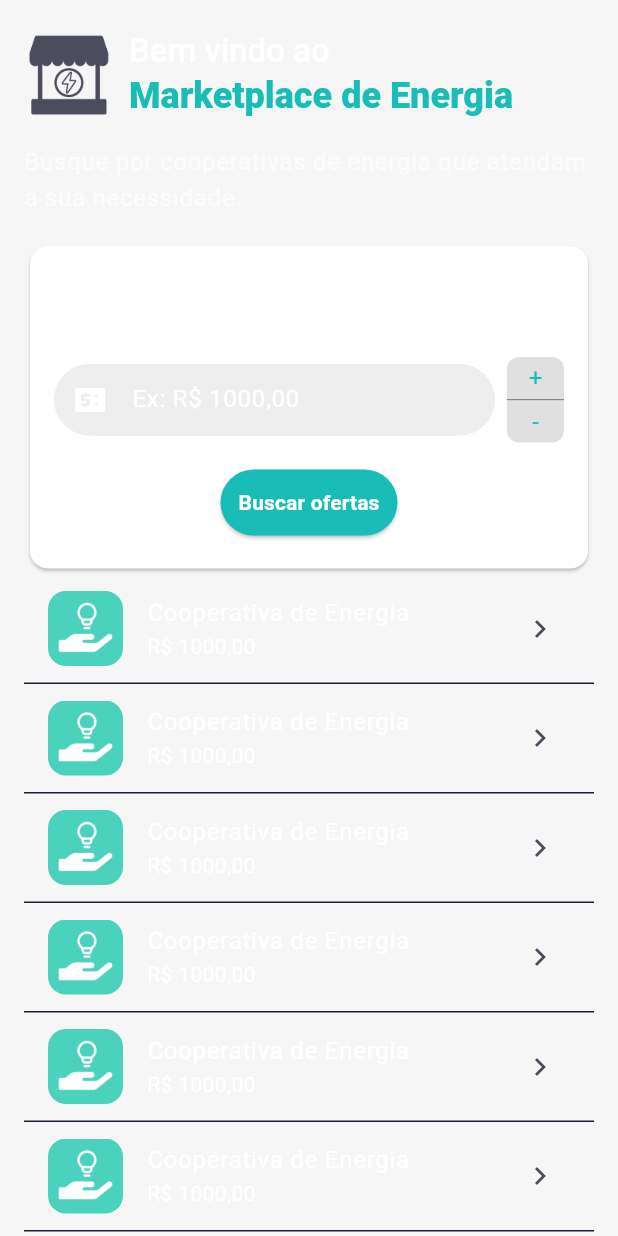
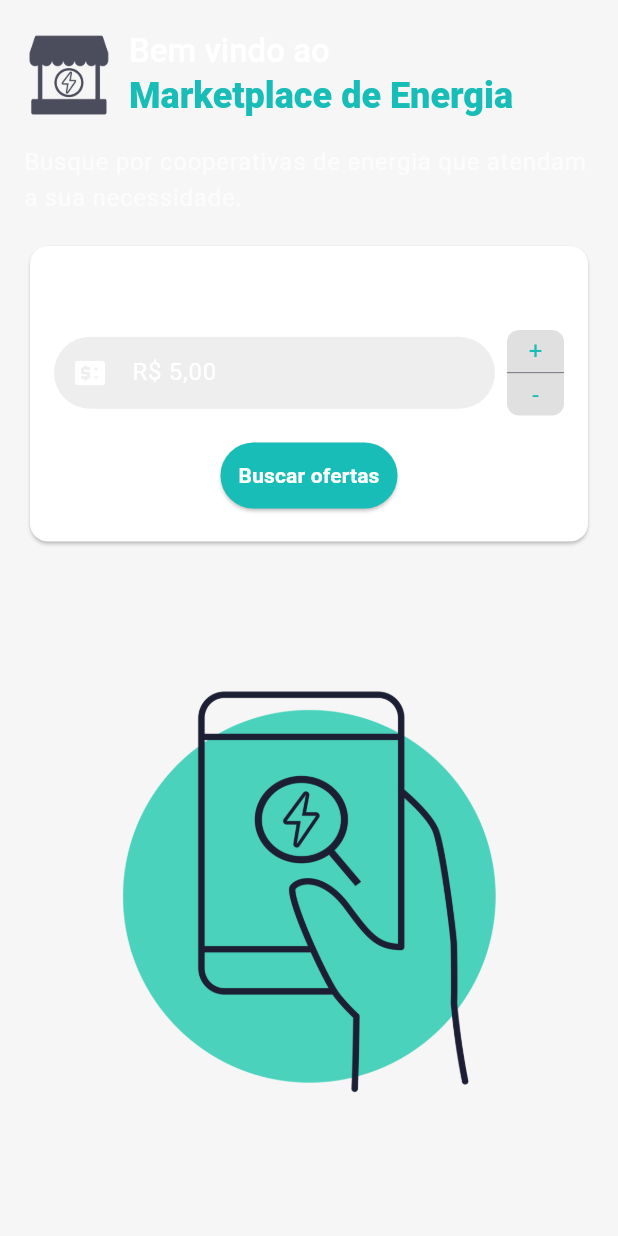
Before and after one commit to watt-io/wattio-frontend-desafio, a Flutter app: the screen it shows after launch, after a tap on an icon or button, on a phone screen of 412 x 824 dp. Run offline on Flutter 3.47's test engine with Material 2 defaults, Android fonts, the phone set to English and light mode, and no system bars; drawn by our look-alikes of auto_size_text; our stand-ins replace currency_text_input_formatter; statements that could not run were skipped.

Commit message:
Implements the bloc patterns on home screen

```diff
--- a/lib/app/core/utils/default_values.dart
+++ b/lib/app/core/utils/default_values.dart
@@ -1,6 +1,6 @@
-enum OfferListState {
+enum OfferListStateEnum {
+  initial,
+  empty,
   loading,
-  initial,
-  voidState,
-  showing
+  loaded
 }
--- /dev/null
+++ b/lib/app/features/home/blocs/blocs.dart
@@ -0,0 +1,3 @@
+export 'offer_list_bloc.dart';
+export 'offer_list_events.dart';
+export 'offer_list_state.dart';
--- /dev/null
+++ b/lib/app/features/home/blocs/offer_list_bloc.dart
@@ -0,0 +1,42 @@
+import 'dart:async';
+
+import '../models/models.dart';
+import '../repository/home_repository.dart';
+import 'offer_list_events.dart';
+import 'offer_list_state.dart';
+
+class OfferListBloc {
+  final HomeRepository _homeRepository = HomeRepository();
+
+  final StreamController<OfferListEvents> _inputOfferListController =
+      StreamController<OfferListEvents>.broadcast();
+
+  final StreamController<OfferListState> _outputOfferListController =
+      StreamController<OfferListState>.broadcast();
+
+  Sink<OfferListEvents> get inputOfferList =>
+      _inputOfferListController.sink;
+  Stream<OfferListState> get stream =>
+      _outputOfferListController.stream;
+
+  OfferListBloc() {
+    _inputOfferListController.stream.listen(_mapEventToState);
+  }
+
+  void _mapEventToState(OfferListEvents event) async {
+    final List<OfferModel> offers;
+    if (event is OfferListInitialEvent) {
+      _outputOfferListController.add(OfferListStateInitial());
+    }
+    else if (event is OfferListLoadingEvent) {
+      _outputOfferListController.add(OfferListStateLoading());
+      offers = await _homeRepository.getOffers();
+      if (offers.isEmpty) {
+        _outputOfferListController.add(OfferListStateEmpty());
+      }
+      else {
+        _outputOfferListController.add(OfferListStateLoaded(offers: offers));
+      }
+    }
+  }
+}
--- /dev/null
+++ b/lib/app/features/home/blocs/offer_list_events.dart
@@ -0,0 +1,14 @@
+import '../models/models.dart';
+
+abstract class OfferListEvents {}
+
+class OfferListLoadedEvent extends OfferListEvents {
+  final List<OfferModel> offers;
+  OfferListLoadedEvent({this.offers = const []});
+}
+
+class OfferListLoadingEvent extends OfferListEvents {}
+
+class OfferListInitialEvent extends OfferListEvents {}
+
+class OfferListEmptyEvent extends OfferListEvents {}
--- /dev/null
+++ b/lib/app/features/home/blocs/offer_list_state.dart
@@ -0,0 +1,45 @@
+import '../../../core/utils/default_values.dart';
+import '../models/models.dart';
+
+abstract class OfferListState {
+  List<OfferModel> offerList;
+  OfferListStateEnum state;
+
+  OfferListState({
+    this.offerList = const [],
+    this.state = OfferListStateEnum.initial,
+  });
+}
+
+class OfferListStateInitial extends OfferListState {
+  OfferListStateInitial()
+      : super(
+        offerList: [],
+        state: OfferListStateEnum.initial,
+      );
+}
+
+class OfferListStateLoading extends OfferListState {
+  OfferListStateLoading()
+      : super(
+        offerList: [],
+        state: OfferListStateEnum.loading,
+      );
+}
+
+class OfferListStateEmpty extends OfferListState {
+  OfferListStateEmpty()
+      : super(
+        offerList: [],
+        state: OfferListStateEnum.empty,
+      );
+}
+
+class OfferListStateLoaded extends OfferListState {
+  final List<OfferModel> offers;
+  OfferListStateLoaded({this.offers = const []})
+      : super(
+        offerList: offers,
+        state: OfferListStateEnum.loaded,
+      );
+}
--- a/lib/app/features/home/home_view.dart
+++ b/lib/app/features/home/home_view.dart
@@ -1,27 +1,50 @@
 // ignore_for_file: depend_on_referenced_packages
-
-import 'dart:developer';
 
 import 'package:auto_size_text/auto_size_text.dart';
 import 'package:currency_text_input_formatter/currency_text_input_formatter.dart';
 import 'package:flutter/material.dart';
 
 import '../../core/core.dart';
-import 'widgets/offer_list_item_widget.dart';
+import 'blocs/blocs.dart';
 import 'widgets/widgets.dart';
 
-class HomeView extends StatelessWidget  {
-  HomeView({Key? key}) : super(key: key);
+class HomeView extends StatefulWidget  {
+  const HomeView({Key? key}) : super(key: key);
+
+  @override
+  State<HomeView> createState() => _HomeViewState();
+}
+
+class _HomeViewState extends State<HomeView> {
 
   final currencyFormatter = CurrencyTextInputFormatter(
     locale: 'pt_BR',
     name: 'R\$',
   );
 
-  OfferListState _offerListState = OfferListState.showing;
+  final TextEditingController valueController = TextEditingController();
+
+  late final OfferListBloc bloc;
+
+  double valueOfEnergyAcount = 0.0;
+
+  @override
+  void initState() {
+    super.initState();
+    bloc = OfferListBloc();
+    bloc.inputOfferList.add(OfferListInitialEvent());
+  }
+
+  @override
+  void dispose() {
+    super.dispose();
+    bloc.inputOfferList.close();
+  }
 
   @override
   Widget build(BuildContext context) => SafeArea(
+    child: GestureDetector(
+      onTap: () => FocusScope.of(context).unfocus(),
       child: Scaffold(
           body: Padding(
             padding: const EdgeInsets.fromLTRB(16.0, 20.0, 16.0, 0.0),
@@ -82,17 +105,14 @@ class HomeView extends StatelessWidget  {
                       ),
                       child: Column(
                         children: [
-                        Padding(
-                          padding: const EdgeInsets.symmetric(horizontal: 16.0),
-                          child: AutoSizeText(
+                          AutoSizeText(
                             'Insira o valor médio da sua conta de energia',
                             style: Theme.of(context).textTheme.headline6,
-                            maxFontSize: 18,
+                            maxFontSize: 16,
                             maxLines: 2,
                             textAlign: TextAlign.center,
                           ),
-                        ),
-                        const SizedBox(height: 8.0),
+                          const SizedBox(height: 16.0),
                           Row(
                             children: [
                               Expanded(
@@ -100,25 +120,34 @@ class HomeView extends StatelessWidget  {
                                   hint: 'Ex: R\$ 1000,00',
                                   inputFormatters: [currencyFormatter],
                                   prefix: const Icon(Icons.price_change),
+                                  controller: valueController,
                                   textInputType: TextInputType.number,
-                                onChanged: (value) {},
+                                  onChanged: (value) {
+                                    valueOfEnergyAcount =
+                                        currencyFormatter
+                                        .getUnformattedValue()
+                                        .toDouble();
+                                  },
                                 ),
                               ),
                               const SizedBox(width: 8.0),
                               ButtonGroupChangeValueWidget(
-                              onIncrease: (value) {
-                                log('onIncrease: $value');
-                              },
-                              onDecreasing: (value) {
-                                log('onDecreasing: $value');
-                              },
+                                onIncrease: _increaseValue,
+                                onDecreasing: _decreasingValue,
                               )
                             ],
                           ),
                           const SizedBox(height: 16.0),
-                        ButtonAppWidget(
+                          StreamBuilder<OfferListState>(
+                            stream: bloc.stream,
+                            builder: (context, snapshot) => ButtonAppWidget(
                                 isLoading: false,
-                          onPressed: () {},
+                                onPressed: () {
+                                  if(valueController.text.isNotEmpty) {
+                                    bloc.inputOfferList
+                                        .add(OfferListLoadingEvent());
+                                  }
+                                },
                                 child: Text(
                                   'Buscar ofertas',
                                   style: TextStyle(
@@ -126,6 +155,7 @@ class HomeView extends StatelessWidget  {
                                     fontWeight: FontWeight.w600,
                                   ),
                                 ),
+                              )
                           ),
                         ],
                       ),
@@ -134,22 +164,32 @@ class HomeView extends StatelessWidget  {
                   ],
                 ),
                 Expanded(
-                child: LayoutBuilder(
+                  child: StreamBuilder<OfferListState>(
+                    stream: bloc.stream,
+                    builder: (context, snapshot) {
+                      final state = snapshot.data?.state;
+                      return LayoutBuilder(
                         builder: (context, constraints) {
-                    if (_offerListState == OfferListState.initial) {
-                      return InitialStateWidget(
-                      sideHeght: constraints.maxHeight > constraints.maxWidth
+                          if (state == OfferListStateEnum.initial) {
+                            return Center(
+                              child: InitialStateWidget(
+                              sideHeght:
+                                constraints.maxHeight > constraints.maxWidth
                                     ? constraints.maxWidth * 0.8
                                     : constraints.maxHeight * 0.8,
+                          ),
                             );
 
-                    } else if (_offerListState == OfferListState.voidState)  {
-                      return VoidStateWidget(
-                        sideHeght: constraints.maxHeight > constraints.maxWidth
+                          } else if (state == OfferListStateEnum.empty)  {
+                            return Center(
+                              child: VoidStateWidget(
+                                sideHeght:
+                                  constraints.maxHeight > constraints.maxWidth
                                       ? constraints.maxWidth * 0.8
                                       : constraints.maxHeight * 0.8,
+                              ),
                             );
-                    } else if (_offerListState == OfferListState.loading)  {
+                          } else if (state == OfferListStateEnum.loading)  {
                             return const Center(
                               child: CircularProgressIndicator(),
                             );
@@ -162,17 +202,42 @@ class HomeView extends StatelessWidget  {
                                   title: 'Cooperativa de Energia',
                                   subtitle: 'R\$ 1000,00',
                                 ),
-                          separatorBuilder: (context, index) => const Divider(
+                                separatorBuilder: (context, index) =>
+                                const Divider(
                                     height: 1.0,
                                   ),
                             );
                           }
                         },
+                      );
+                    }
                   ),
                 )
               ],
             ),
           ),
         ),
+    ),
+  );
+
+  void _increaseValue(int value) {
+    FocusScope.of(context).unfocus();
+    valueOfEnergyAcount += value;
+    valueController.text = currencyFormatter.format(
+      valueOfEnergyAcount.toStringAsFixed(2),
     );
   }
+
+  void _decreasingValue(int value) {
+    FocusScope.of(context).unfocus();
+    if (valueOfEnergyAcount > 0 && valueOfEnergyAcount - value > 0) {
+      valueOfEnergyAcount -= value;
+
+    } else {
+      valueOfEnergyAcount = 0.0;
+    }
+    valueController.text = currencyFormatter.format(
+      valueOfEnergyAcount.toStringAsFixed(2),
+    );
+  }
+}
--- /dev/null
+++ b/lib/app/features/home/models/models.dart
@@ -0,0 +1 @@
+export 'offer_model.dart';
--- /dev/null
+++ b/lib/app/features/home/models/offer_model.dart
@@ -0,0 +1,23 @@
+class OfferModel {
+  final String title;
+  final double minimumMonthlyAmount;
+  final double maximumMonthlyAmount;
+
+  OfferModel({
+    required this.title,
+    required this.minimumMonthlyAmount,
+    required this.maximumMonthlyAmount,
+  });
+
+  factory OfferModel.fromJson(Map<String, dynamic> json) => OfferModel(
+      title: json['title'] as String,
+      minimumMonthlyAmount: json['minimumMonthlyAmount'] as double,
+      maximumMonthlyAmount: json['maximumMonthlyAmount'] as double,
+    );
+
+  Map<String, dynamic> toJson() => {
+      'title': title,
+      'minimumMonthlyAmount': minimumMonthlyAmount,
+      'maximumMonthlyAmount': maximumMonthlyAmount,
+    };
+}
--- /dev/null
+++ b/lib/app/features/home/repository/home_repository.dart
@@ -0,0 +1,16 @@
+import '../models/models.dart';
+
+class HomeRepository {
+  Future<List<OfferModel>> getOffers() async {
+    final List<OfferModel> offers = [];
+    for (var i = 0; i < 10; i++) {
+      offers.add(OfferModel(
+        title: 'Cooperativa de Energia $i',
+        minimumMonthlyAmount: i * 10,
+        maximumMonthlyAmount: i * 10 + 10,
+      ));
+    }
+    await Future.delayed(const Duration(seconds: 2));
+    return offers;
+  }
+}
--- a/lib/app/features/home/widgets/widgets.dart
+++ b/lib/app/features/home/widgets/widgets.dart
@@ -1,5 +1,6 @@
 export 'button_app_widget.dart';
 export 'button_group_change_value.dart';
 export 'inital_state_widget.dart';
+export 'offer_list_item_widget.dart';
 export 'text_field_widget.dart';
 export 'void_state_widget.dart';
--- a/pubspec.yaml
+++ b/pubspec.yaml
@@ -23,6 +23,7 @@ dev_dependencies:
 
   # state management
   bloc: ^8.1.0
+  flutter_bloc: ^8.1.1
 
   # mask
   currency_text_input_formatter: ^2.1.7
```
Also changed, not shown: lib/app/features/home/repository/repository.dart (added), pubspec.lock. Lines whose indentation alone changed are shown as unchanged.
